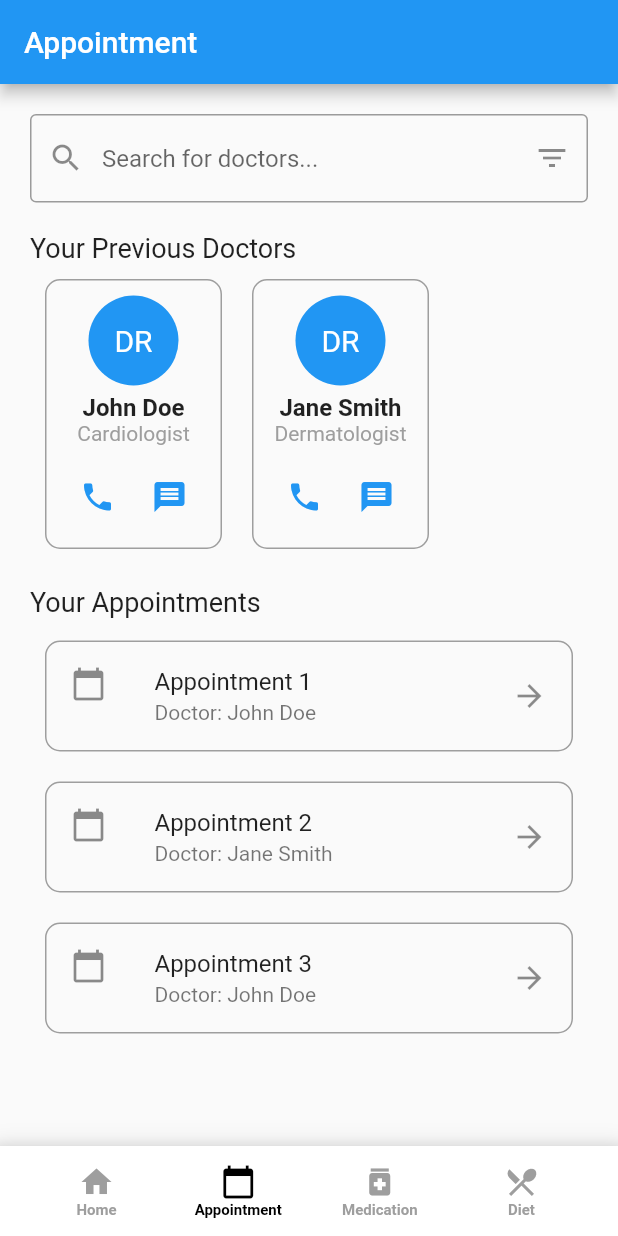
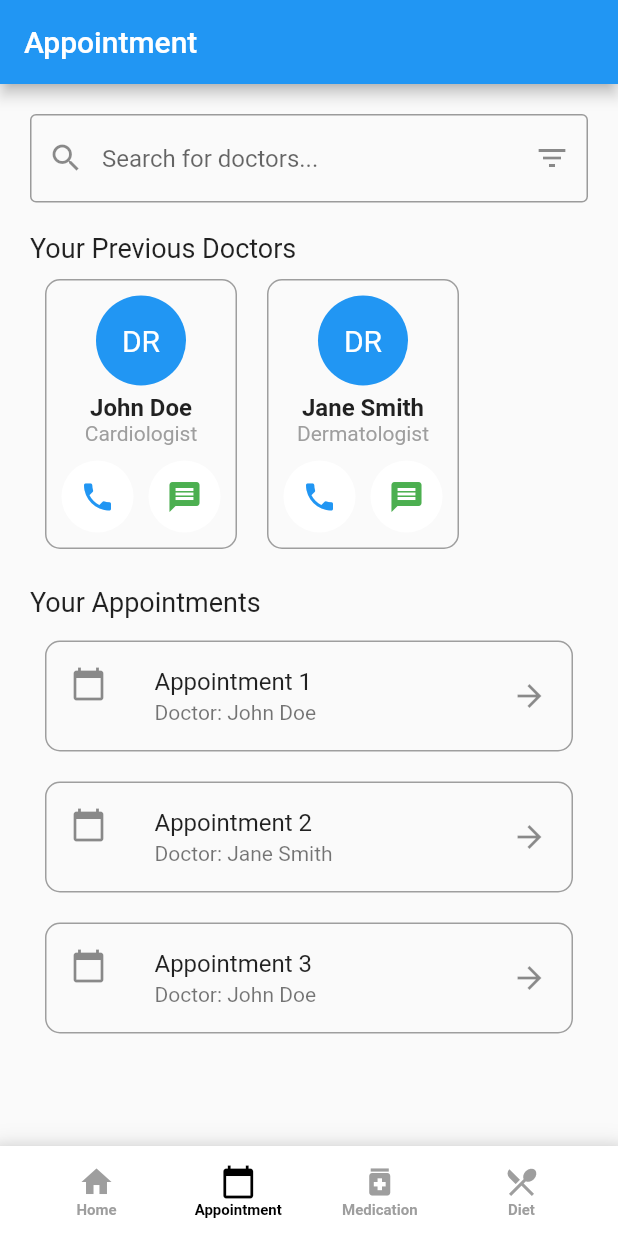
Before and after one commit to navaneethkulal8/hacktofuturehealthcare, a Flutter app: the screen it shows after launch, item 2 of the bottom bar chosen, on a phone screen of 412 x 824 dp. Run offline on Flutter 3.47's test engine with Material 2 defaults, Android fonts, the phone set to English and light mode, and no system bars; our stand-ins replace firebase_auth, table_calendar; accounts and stored records are empty.

Commit message:
changing the ui of appointment page

```diff
--- a/lib/pages/explorepage.dart
+++ b/lib/pages/explorepage.dart
@@ -1,8 +1,4 @@
 import 'package:flutter/material.dart';
-
-void main() {
-  runApp(ExplorePageApp());
-}
 
 class ExplorePageApp extends StatelessWidget {
   @override
@@ -117,8 +113,8 @@ class DoctorAvatar extends StatelessWidget {
     required this.specialization,
     this.onCallPressed,
     this.onMessagePressed,
-    this.callIconColor = Colors.blue, // Default color for call icon
-    this.messageIconColor = Colors.blue, // Default color for message icon
+    this.callIconColor = Colors.blue,
+    this.messageIconColor = Colors.green,
   });
 
   @override
@@ -164,13 +160,26 @@ class DoctorAvatar extends StatelessWidget {
             Row(
               mainAxisAlignment: MainAxisAlignment.center,
               children: [
-                IconButton(
-                  icon: Icon(Icons.phone, color: callIconColor),
-                  onPressed: onCallPressed,
+                Container(
+                  decoration: BoxDecoration(
+                    shape: BoxShape.circle,
+                    color: Colors.white,
+                  ),
+                  child: IconButton(
+                    icon: Icon(Icons.phone, color: callIconColor),
+                    onPressed: onCallPressed,
+                  ),
                 ),
-                IconButton(
-                  icon: Icon(Icons.message, color: messageIconColor),
-                  onPressed: onMessagePressed,
+                SizedBox(width: 10), // Add spacing between icons
+                Container(
+                  decoration: BoxDecoration(
+                    shape: BoxShape.circle,
+                    color: Colors.white,
+                  ),
+                  child: IconButton(
+                    icon: Icon(Icons.message, color: messageIconColor),
+                    onPressed: onMessagePressed,
+                  ),
                 ),
               ],
             ),
```
